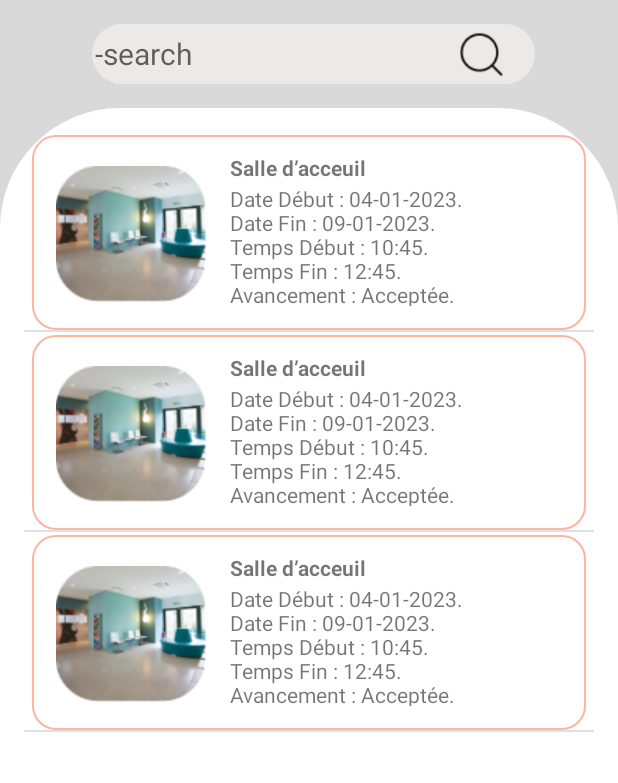
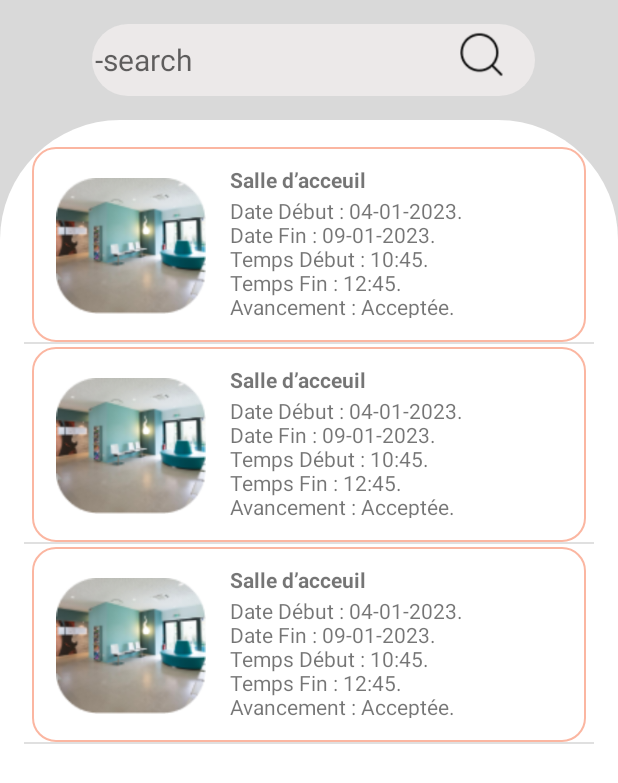
Before and after one commit to KHADIJAIMOU/CentreReservationApkMobile-Imourig_Taoufik_Geuzoul-, an Android app: the layout fragment_historique_reservation.xml on its own in the app's theme, with its tools: preview values and no code run, on a phone screen of 412 x 824 dp. Shown: the top 783 px of the screen. Run offline under Robolectric (Android 15) with nearby library versions, the phone set to English and light mode, and no system bars.

```diff
--- a/app/src/main/java/com/example/centrereservation/list_adapter_salle.java
+++ b/app/src/main/java/com/example/centrereservation/list_adapter_salle.java
@@ -14,7 +14,7 @@ import androidx.recyclerview.widget.RecyclerView;
 import com.bumptech.glide.Glide;
 import com.example.centrereservation.controller.HomeFragment;
 import com.example.centrereservation.controller.ReservationFragment;
-import com.example.centrereservation.controller.activity_reservation;
+//import com.example.centrereservation.controller.activity_reservation;
 import com.example.centrereservation.controller.salleActivity1;
 import com.firebase.ui.database.FirebaseRecyclerAdapter;
 import com.firebase.ui.database.FirebaseRecyclerOptions;
--- a/app/src/main/res/layout/fragment_historique_reservation.xml
+++ b/app/src/main/res/layout/fragment_historique_reservation.xml
@@ -15,18 +15,19 @@
         android:layout_height="wrap_content"
         android:padding="16dp"
       >
+
         <EditText
             android:id="@+id/search_box"
             android:layout_width="350dp"
-            android:layout_height="40dp"
+            android:layout_height="48dp"
             android:layout_marginLeft="45dp"
             android:layout_marginRight="39dp"
-            android:padding="2dp"
-            android:hint="-search"
-
             android:background="@drawable/editround"
             android:ems="10"
+
+            android:hint="-search"
             android:inputType="text"
+            android:padding="2dp"
             android:textSize="20sp" />
 
         <ImageView
--- a/app/src/main/res/navigation/main.xml
+++ b/app/src/main/res/navigation/main.xml
@@ -12,9 +12,9 @@
         tools:layout="@layout/fragment_home"/>
     <fragment
         android:id="@+id/menuReservation"
-        android:name="com.example.centrereservation.controller.ReservationFragment"
+        android:name="com.example.centrereservation.controller.Historique_reservation"
         android:label="Reservation"
-        tools:layout="@layout/fragment_reservation" />
+        tools:layout="@layout/fragment_historique_reservation" />
     <fragment
         android:id="@+id/menuProfil"
         android:name="com.example.centrereservation.controller.ProfilFragment"
```
